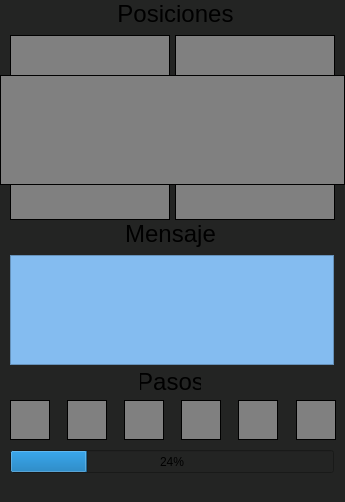
This is GUI/Qt.ui in AbramIV/Validator as Qt 5 draws it before an edit. The edited form follows.
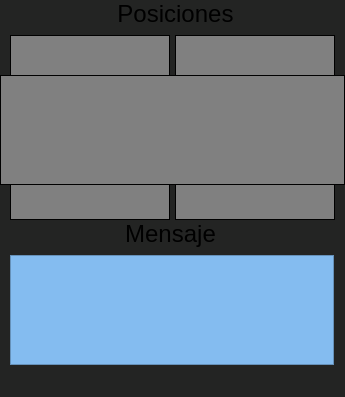
This is the edited form.

```diff
--- a/GUI/Qt.ui
+++ b/GUI/Qt.ui
@@ -13,7 +13,7 @@
     <x>0</x>
     <y>0</y>
     <width>345</width>
-    <height>502</height>
+    <height>397</height>
    </rect>
   </property>
   <property name="font">
@@ -227,193 +227,6 @@
      <number>1</number>
     </property>
    </widget>
-   <widget class="QLabel" name="label_3">
-    <property name="geometry">
-     <rect>
-      <x>140</x>
-      <y>368</y>
-      <width>61</width>
-      <height>31</height>
-     </rect>
-    </property>
-    <property name="font">
-     <font>
-      <pointsize>18</pointsize>
-     </font>
-    </property>
-    <property name="autoFillBackground">
-     <bool>false</bool>
-    </property>
-    <property name="text">
-     <string>Pasos</string>
-    </property>
-    <property name="alignment">
-     <set>Qt::AlignmentFlag::AlignHCenter|Qt::AlignmentFlag::AlignTop</set>
-    </property>
-   </widget>
-   <widget class="QLabel" name="lable_fill">
-    <property name="geometry">
-     <rect>
-      <x>10</x>
-      <y>400</y>
-      <width>40</width>
-      <height>40</height>
-     </rect>
-    </property>
-    <property name="styleSheet">
-     <string notr="true">background:gray;color:black;border-color:black</string>
-    </property>
-    <property name="frameShape">
-     <enum>QFrame::Shape::Box</enum>
-    </property>
-    <property name="text">
-     <string/>
-    </property>
-    <property name="textFormat">
-     <enum>Qt::TextFormat::AutoText</enum>
-    </property>
-    <property name="alignment">
-     <set>Qt::AlignmentFlag::AlignCenter</set>
-    </property>
-   </widget>
-   <widget class="QLabel" name="lable_pick">
-    <property name="geometry">
-     <rect>
-      <x>67</x>
-      <y>400</y>
-      <width>40</width>
-      <height>40</height>
-     </rect>
-    </property>
-    <property name="styleSheet">
-     <string notr="true">background:gray;color:black;border-color:black</string>
-    </property>
-    <property name="frameShape">
-     <enum>QFrame::Shape::Box</enum>
-    </property>
-    <property name="text">
-     <string/>
-    </property>
-    <property name="textFormat">
-     <enum>Qt::TextFormat::AutoText</enum>
-    </property>
-    <property name="alignment">
-     <set>Qt::AlignmentFlag::AlignCenter</set>
-    </property>
-   </widget>
-   <widget class="QLabel" name="lable_scan_1">
-    <property name="geometry">
-     <rect>
-      <x>124</x>
-      <y>400</y>
-      <width>40</width>
-      <height>40</height>
-     </rect>
-    </property>
-    <property name="styleSheet">
-     <string notr="true">background:gray;color:black;border-color:black</string>
-    </property>
-    <property name="frameShape">
-     <enum>QFrame::Shape::Box</enum>
-    </property>
-    <property name="text">
-     <string/>
-    </property>
-    <property name="textFormat">
-     <enum>Qt::TextFormat::AutoText</enum>
-    </property>
-    <property name="alignment">
-     <set>Qt::AlignmentFlag::AlignCenter</set>
-    </property>
-   </widget>
-   <widget class="QLabel" name="lable_scan_2">
-    <property name="geometry">
-     <rect>
-      <x>181</x>
-      <y>400</y>
-      <width>40</width>
-      <height>40</height>
-     </rect>
-    </property>
-    <property name="styleSheet">
-     <string notr="true">background:gray;color:black;border-color:black</string>
-    </property>
-    <property name="frameShape">
-     <enum>QFrame::Shape::Box</enum>
-    </property>
-    <property name="text">
-     <string/>
-    </property>
-    <property name="textFormat">
-     <enum>Qt::TextFormat::AutoText</enum>
-    </property>
-    <property name="alignment">
-     <set>Qt::AlignmentFlag::AlignCenter</set>
-    </property>
-   </widget>
-   <widget class="QLabel" name="lable_valid_1">
-    <property name="geometry">
-     <rect>
-      <x>238</x>
-      <y>400</y>
-      <width>40</width>
-      <height>40</height>
-     </rect>
-    </property>
-    <property name="styleSheet">
-     <string notr="true">background:gray;color:black;border-color:black</string>
-    </property>
-    <property name="frameShape">
-     <enum>QFrame::Shape::Box</enum>
-    </property>
-    <property name="text">
-     <string/>
-    </property>
-    <property name="textFormat">
-     <enum>Qt::TextFormat::AutoText</enum>
-    </property>
-    <property name="alignment">
-     <set>Qt::AlignmentFlag::AlignCenter</set>
-    </property>
-   </widget>
-   <widget class="QLabel" name="lable_valid_2">
-    <property name="geometry">
-     <rect>
-      <x>296</x>
-      <y>400</y>
-      <width>40</width>
-      <height>40</height>
-     </rect>
-    </property>
-    <property name="styleSheet">
-     <string notr="true">background:gray;color:black;border-color:black</string>
-    </property>
-    <property name="frameShape">
-     <enum>QFrame::Shape::Box</enum>
-    </property>
-    <property name="text">
-     <string/>
-    </property>
-    <property name="textFormat">
-     <enum>Qt::TextFormat::AutoText</enum>
-    </property>
-    <property name="alignment">
-     <set>Qt::AlignmentFlag::AlignCenter</set>
-    </property>
-   </widget>
-   <widget class="QProgressBar" name="progressBar">
-    <property name="geometry">
-     <rect>
-      <x>10</x>
-      <y>450</y>
-      <width>324</width>
-      <height>23</height>
-     </rect>
-    </property>
-    <property name="value">
-     <number>24</number>
-    </property>
-   </widget>
   </widget>
   <widget class="QStatusBar" name="statusbar"/>
  </widget>
```
Left out of the diff: 2 changed lines with no effect on the pictures.
